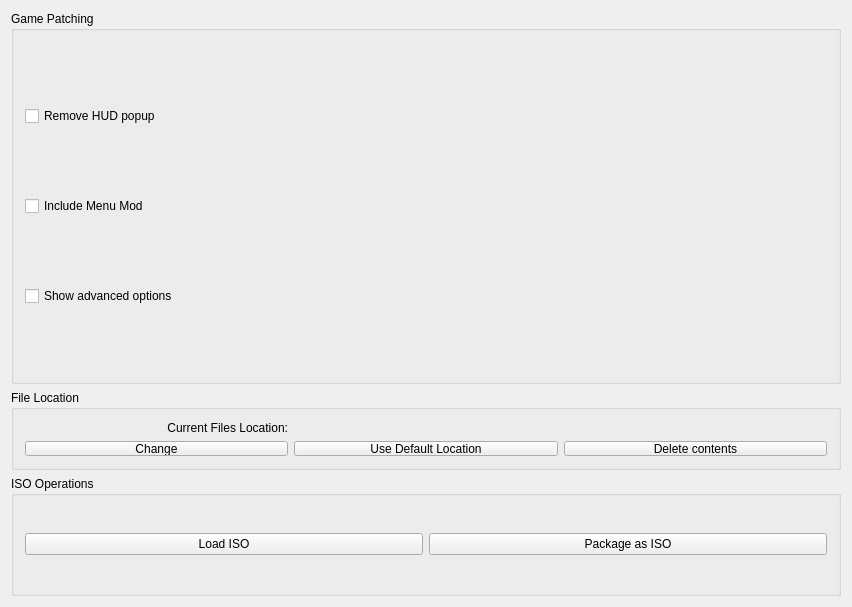
randovania/randovania, file randovania/gui/iso_management_window.ui: the form before one commit.
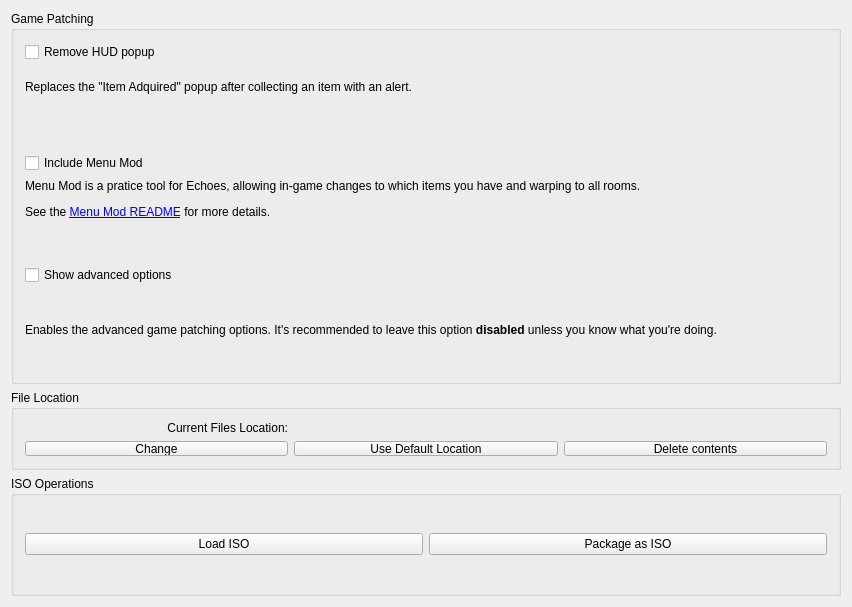
The form after the commit.

Commit message: Document options in Advanced Tab

```diff
--- a/randovania/gui/iso_management_window.ui
+++ b/randovania/gui/iso_management_window.ui
@@ -124,6 +124,13 @@
        <string>Game Patching</string>
       </property>
       <layout class="QGridLayout" name="gridLayout_6">
+       <item row="5" column="0">
+        <widget class="QCheckBox" name="show_advanced_options_check">
+         <property name="text">
+          <string>Show advanced options</string>
+         </property>
+        </widget>
+       </item>
        <item row="0" column="0">
         <widget class="QCheckBox" name="remove_hud_popup_check">
          <property name="toolTip">
@@ -134,14 +141,7 @@
          </property>
         </widget>
        </item>
-       <item row="2" column="0">
-        <widget class="QCheckBox" name="show_advanced_options_check">
-         <property name="text">
-          <string>Show advanced options</string>
-         </property>
-        </widget>
-       </item>
-       <item row="1" column="0">
+       <item row="3" column="0">
         <widget class="QCheckBox" name="include_menu_mod_check">
          <property name="enabled">
           <bool>true</bool>
@@ -154,6 +154,36 @@
          </property>
         </widget>
        </item>
+       <item row="4" column="0">
+        <widget class="QLabel" name="label_3">
+         <property name="text">
+          <string>&lt;html&gt;&lt;head/&gt;&lt;body&gt;&lt;p&gt;Menu Mod is a pratice tool for Echoes, allowing in-game changes to which items you have and warping to all rooms.&lt;/p&gt;&lt;p&gt;See the &lt;a href=&quot;https://www.dropbox.com/s/yhqqafaxfo3l4vn/Echoes%20Menu.7z?file_subpath=%2FEchoes+Menu%2Freadme.txt&quot;&gt;&lt;span style=&quot; text-decoration: underline; color:#0000ff;&quot;&gt;Menu Mod README&lt;/span&gt;&lt;/a&gt; for more details.&lt;/p&gt;&lt;p&gt;&lt;br/&gt;&lt;/p&gt;&lt;/body&gt;&lt;/html&gt;</string>
+         </property>
+         <property name="openExternalLinks">
+          <bool>true</bool>
+         </property>
+        </widget>
+       </item>
+       <item row="6" column="0">
+        <widget class="QLabel" name="label">
+         <property name="sizePolicy">
+          <sizepolicy hsizetype="Preferred" vsizetype="Minimum">
+           <horstretch>0</horstretch>
+           <verstretch>0</verstretch>
+          </sizepolicy>
+         </property>
+         <property name="text">
+          <string>&lt;html&gt;&lt;head/&gt;&lt;body&gt;&lt;p&gt;Enables the advanced game patching options. It's recommended to leave this option &lt;span style=&quot; font-weight:600;&quot;&gt;disabled&lt;/span&gt; unless you know what you're doing.&lt;/p&gt;&lt;/body&gt;&lt;/html&gt;</string>
+         </property>
+        </widget>
+       </item>
+       <item row="2" column="0">
+        <widget class="QLabel" name="label_2">
+         <property name="text">
+          <string>&lt;html&gt;&lt;head/&gt;&lt;body&gt;&lt;p&gt;Replaces the &amp;quot;Item Adquired&amp;quot; popup after collecting an item with an alert.&lt;/p&gt;&lt;p&gt;&lt;br/&gt;&lt;/p&gt;&lt;/body&gt;&lt;/html&gt;</string>
+         </property>
+        </widget>
+       </item>
       </layout>
      </widget>
     </item>
```
Left out of the diff: 3 changed lines with no effect on the pictures. The commit also changes 1 other file.
